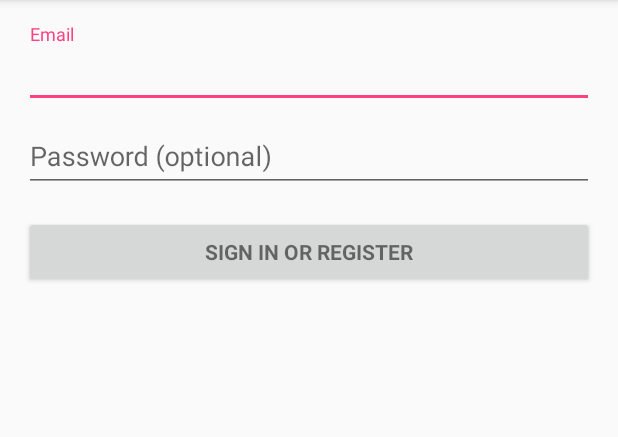
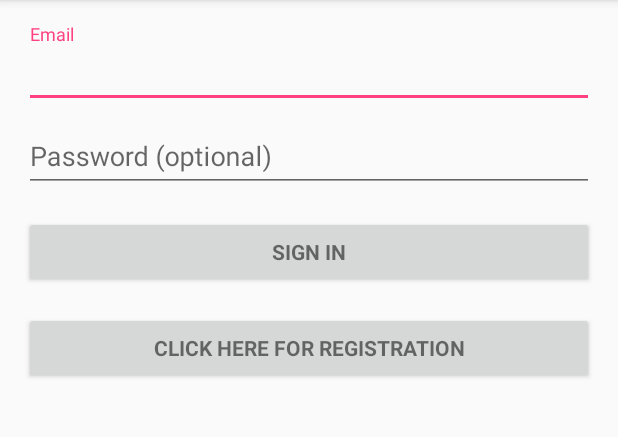
Before and after one commit to harsmeet/loginPage, an Android app: the screen it shows after launch (LoginActivity), on a phone screen of 412 x 824 dp, the part 84-521 px from its top. Run offline under Robolectric (Android 15) with nearby library versions, the phone set to English and light mode, and no system bars; 2 statements that could not run were skipped.

Commit message:
bug fixes

```diff
--- a/app/src/main/java/com/example/harsmeet/login/DbHelper/DatabaseHelper.java
+++ b/app/src/main/java/com/example/harsmeet/login/DbHelper/DatabaseHelper.java
@@ -11,7 +11,6 @@ import android.database.sqlite.SQLiteOpenHelper;
  */
 
 public class DatabaseHelper extends SQLiteOpenHelper {
-
 
     private static final int DATABASE_VERSION = 1;
     private static final String DATABASE_NAME = "signup.db";
--- a/app/src/main/java/com/example/harsmeet/login/LoginActivity.java
+++ b/app/src/main/java/com/example/harsmeet/login/LoginActivity.java
@@ -28,6 +28,7 @@ import android.widget.AutoCompleteTextView;
 import android.widget.Button;
 import android.widget.EditText;
 import android.widget.TextView;
+import android.widget.Toast;
 
 import java.util.ArrayList;
 import java.util.List;
@@ -83,6 +84,22 @@ public class LoginActivity extends AppCompatActivity implements LoaderCallbacks<
         });
 
         Button mEmailSignInButton = (Button) findViewById(R.id.email_sign_in_button);
+        Button mEmailSignUpButton = (Button) findViewById(R.id.email_signUp_in_button);
+
+
+        mEmailSignUpButton.setOnClickListener(new OnClickListener() {
+            @Override
+            public void onClick(View view) {
+
+                Toast.makeText(getApplicationContext(),"HELLO :)",Toast.LENGTH_SHORT).show();
+
+            }
+        });
+
+
+
+
+
         mEmailSignInButton.setOnClickListener(new OnClickListener() {
             @Override
             public void onClick(View view) {
--- a/app/src/main/res/layout/activity_login.xml
+++ b/app/src/main/res/layout/activity_login.xml
@@ -72,6 +72,20 @@
                 android:text="@string/action_sign_in"
                 android:textStyle="bold" />
 
+            <Button
+                android:id="@+id/email_signUp_in_button"
+                style="?android:textAppearanceSmall"
+                android:layout_width="match_parent"
+                android:layout_height="wrap_content"
+                android:layout_marginTop="16dp"
+                android:text="@string/action_sign_up"
+                android:textStyle="bold" />
+
+
+
+
+
+
         </LinearLayout>
     </ScrollView>
 </LinearLayout>
--- a/app/src/main/res/values/strings.xml
+++ b/app/src/main/res/values/strings.xml
@@ -4,7 +4,8 @@
     <!-- Strings related to login -->
     <string name="prompt_email">Email</string>
     <string name="prompt_password">Password (optional)</string>
-    <string name="action_sign_in">Sign in or register</string>
+    <string name="action_sign_in">Sign in</string>
+    <string name="action_sign_up">Click here for registration</string>
     <string name="action_sign_in_short">Sign in</string>
     <string name="error_invalid_email">This email address is invalid</string>
     <string name="error_invalid_password">This password is too short</string>
```
